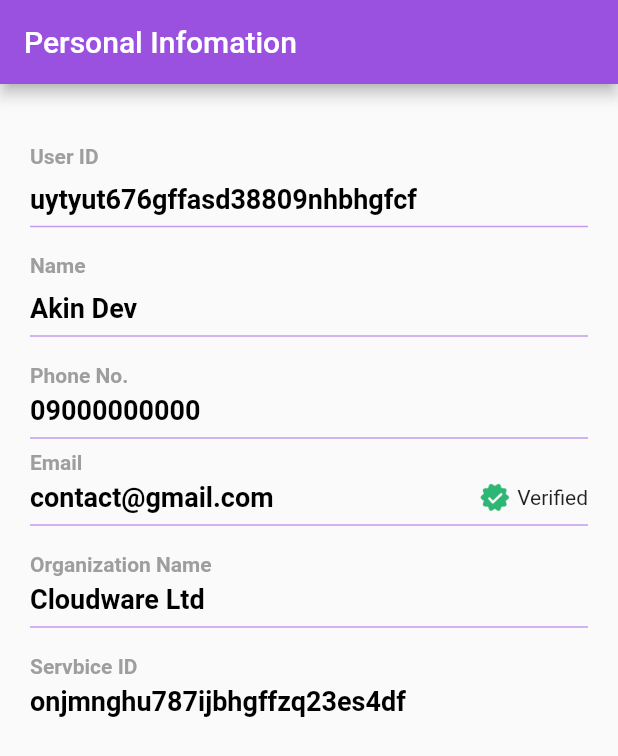
After one commit to abuXahra/plugz, a Flutter app: the screen it shows after launch, after a tap on "Personal Info", on a phone screen of 412 x 824 dp. The commit adds this screen. Shown: the top 756 px of the screen. Run offline on Flutter 3.47's test engine with Material 2 defaults, Android fonts, the phone set to English and light mode, and no system bars; our stand-ins replace flutter_spinkit, image_picker; missing offline and left inert: open_street_map_search_and_pick.

Commit message:
Added personal information

```diff
--- a/lib/main.dart
+++ b/lib/main.dart
@@ -1,4 +1,7 @@
 import 'package:flutter/material.dart';
+import 'package:plugz/ui/views/pofile/change_login_pin.dart';
+import 'package:plugz/ui/views/pofile/change_phone_email.dart';
+import 'package:plugz/ui/views/pofile/personal_info.dart';
 import 'package:plugz/ui/views/dispatch/dispatch_booking.dart';
 import 'package:plugz/ui/views/errand/errand_booking.dart';
 import 'package:plugz/ui/widgets/custom_button_widget.dart';
@@ -63,6 +66,58 @@ class _HomepageState extends State<Homepage> {
                           builder: (context) => const ErrandBooking()));
                 },
               ),
+              SizedBox(
+                height: 20.0,
+              ),
+              CustomButtonWidget(
+                btnText: "Personal Info",
+                btnColor: const Color(0xff9B51E0),
+                onTap: () {
+                  Navigator.pushReplacement(
+                      context,
+                      MaterialPageRoute(
+                          builder: (context) => const PersonalInfo()));
+                },
+              ),
+              SizedBox(
+                height: 20.0,
+              ),
+              CustomButtonWidget(
+                btnText: "Change Phone/Email",
+                btnColor: const Color(0xff9B51E0),
+                onTap: () {
+                  Navigator.pushReplacement(
+                      context,
+                      MaterialPageRoute(
+                          builder: (context) => const ChangeEmailandPhone()));
+                },
+              ),
+              SizedBox(
+                height: 20.0,
+              ),
+              CustomButtonWidget(
+                btnText: "Change Login Pin",
+                btnColor: const Color(0xff9B51E0),
+                onTap: () {
+                  Navigator.pushReplacement(
+                      context,
+                      MaterialPageRoute(
+                          builder: (context) => const ChangeLoginPin()));
+                },
+              ),
+              SizedBox(
+                height: 20.0,
+              ),
+              CustomButtonWidget(
+                btnText: "Dispactch",
+                btnColor: const Color(0xff9B51E0),
+                onTap: () {
+                  Navigator.pushReplacement(
+                      context,
+                      MaterialPageRoute(
+                          builder: (context) => const DispatchBooking()));
+                },
+              ),
             ],
           ),
         ));
--- /dev/null
+++ b/lib/ui/views/pofile/personal_info.dart
@@ -0,0 +1,185 @@
+import 'package:flutter/material.dart';
+
+class PersonalInfo extends StatefulWidget {
+  const PersonalInfo({super.key});
+
+  @override
+  State<PersonalInfo> createState() => _PersonalInfoState();
+}
+
+class _PersonalInfoState extends State<PersonalInfo> {
+  @override
+  Widget build(BuildContext context) {
+    return Scaffold(
+      appBar: AppBar(
+        backgroundColor: Color(0xff9B51E0),
+        title: const Text('Personal Infomation'),
+      ),
+      body: SafeArea(
+        child: Padding(
+          padding: const EdgeInsets.all(20.0),
+          child: Column(
+            crossAxisAlignment: CrossAxisAlignment.start,
+            // ignore: prefer_const_literals_to_create_immutables
+            children: [
+              const SizedBox(height: 20),
+              // user Id
+              const Text(
+                'User ID',
+                textAlign: TextAlign.left,
+                style:
+                    TextStyle(fontWeight: FontWeight.bold, color: Colors.grey),
+              ),
+              const SizedBox(height: 10),
+              // ignore: prefer_const_constructors
+              Text(
+                'uytyut676gffasd38809nhbhgfcf',
+                textAlign: TextAlign.left,
+                style: const TextStyle(
+                    fontWeight: FontWeight.bold,
+                    fontSize: 18,
+                    color: Colors.black),
+              ),
+
+              const Divider(
+                thickness:
+                    1, // thickness of the line.// empty space to the trailing edge of the divider.
+                color: Color.fromARGB(142, 155, 81, 224),
+              ),
+              SizedBox(height: 10),
+              // name
+              const Text(
+                'Name',
+                textAlign: TextAlign.left,
+                style:
+                    TextStyle(fontWeight: FontWeight.bold, color: Colors.grey),
+              ),
+              const SizedBox(height: 10),
+              // ignore: prefer_const_constructors
+              Text(
+                'Akin Dev',
+                textAlign: TextAlign.left,
+                style: const TextStyle(
+                    fontWeight: FontWeight.bold,
+                    fontSize: 18,
+                    color: Colors.black),
+              ),
+              const Divider(
+                thickness:
+                    1, // thickness of the line.// empty space to the trailing edge of the divider.
+                color: Color.fromARGB(142, 155, 81, 224),
+              ),
+              SizedBox(
+                height: 10,
+              ),
+              // phone
+              const Text(
+                'Phone No.',
+                textAlign: TextAlign.left,
+                style:
+                    TextStyle(fontWeight: FontWeight.bold, color: Colors.grey),
+              ),
+              const SizedBox(height: 5),
+              // ignore: prefer_const_constructors
+              Text(
+                '09000000000',
+                textAlign: TextAlign.left,
+                style: const TextStyle(
+                    fontWeight: FontWeight.bold,
+                    fontSize: 18,
+                    color: Colors.black),
+              ),
+              const Divider(
+                thickness:
+                    1, // thickness of the line.// empty space to the trailing edge of the divider.
+                color: Color.fromARGB(142, 155, 81, 224),
+              ),
+              // email
+              const Text(
+                'Email',
+                textAlign: TextAlign.left,
+                style:
+                    TextStyle(fontWeight: FontWeight.bold, color: Colors.grey),
+              ),
+              const SizedBox(height: 5),
+              // ignore: prefer_const_constructors
+              Row(
+                mainAxisAlignment: MainAxisAlignment.spaceBetween,
+                children: [
+                  const Text(
+                    'contact@gmail.com',
+                    textAlign: TextAlign.left,
+                    style: TextStyle(
+                        fontWeight: FontWeight.bold,
+                        fontSize: 18,
+                        color: Colors.black),
+                  ),
+                  Container(
+                    child: Row(children: [
+                      Image.asset(
+                        'images/badge.png',
+                        height: 20,
+                        width: 30,
+                      ),
+                      const Text('Verified')
+                    ]),
+                  )
+                ],
+              ),
+
+              const Divider(
+                thickness:
+                    1, // thickness of the line.// empty space to the trailing edge of the divider.
+                color: Color.fromARGB(142, 155, 81, 224),
+              ),
+
+              const SizedBox(height: 10),
+              // Organization name
+              const Text(
+                'Organization Name',
+                textAlign: TextAlign.left,
+                style:
+                    TextStyle(fontWeight: FontWeight.bold, color: Colors.grey),
+              ),
+              const SizedBox(height: 5),
+              // ignore: prefer_const_constructors
+              Text(
+                'Cloudware Ltd',
+                textAlign: TextAlign.left,
+                style: const TextStyle(
+                    fontWeight: FontWeight.bold,
+                    fontSize: 18,
+                    color: Colors.black),
+              ),
+              const Divider(
+                thickness:
+                    1, // thickness of the line.// empty space to the trailing edge of the divider.
+                color: Color.fromARGB(142, 155, 81, 224),
+              ),
+              SizedBox(
+                height: 10,
+              ),
+              // Organization name
+              const Text(
+                'Servbice ID',
+                textAlign: TextAlign.left,
+                style:
+                    TextStyle(fontWeight: FontWeight.bold, color: Colors.grey),
+              ),
+              const SizedBox(height: 5),
+              // ignore: prefer_const_constructors
+              Text(
+                'onjmnghu787ijbhgffzq23es4df',
+                textAlign: TextAlign.left,
+                style: const TextStyle(
+                    fontWeight: FontWeight.bold,
+                    fontSize: 18,
+                    color: Colors.black),
+              ),
+            ],
+          ),
+        ),
+      ),
+    );
+  }
+}
```
Also changed, not shown: lib/ui/views/pofile/change_login_pin.dart (added, +221 -0 lines), lib/ui/views/pofile/change_phone_email.dart (added, +221 -0 lines), lib/ui/widgets/show_editbox.dart (added, +29 -0 lines), images/badge.png (added).
